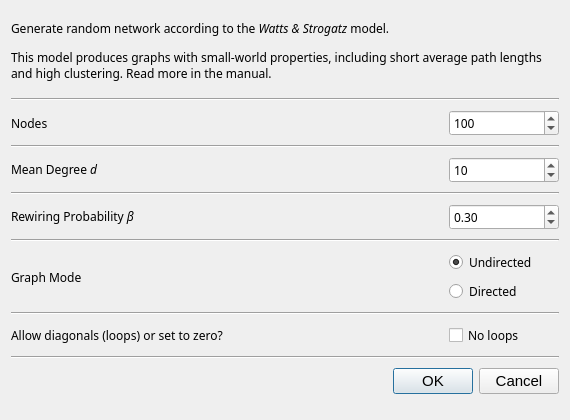
Above: src/forms/randsmallworlddialog.ui from socnetv/app before the change. Below: the same form after it.
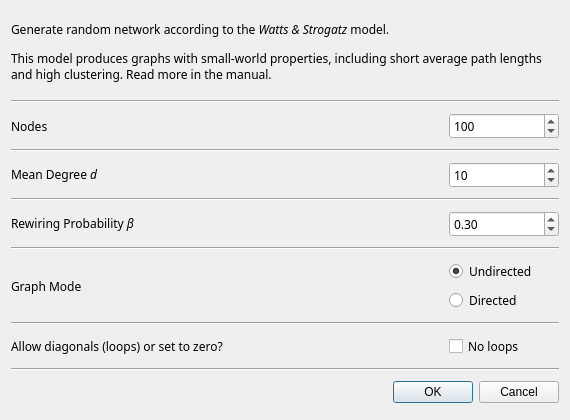
That is the form after the change.

Commit message: even more dialog font fixes 2

Diff of the .ui file:
```diff
--- a/src/forms/randsmallworlddialog.ui
+++ b/src/forms/randsmallworlddialog.ui
@@ -454,7 +454,7 @@
     <widget class="QDialogButtonBox" name="buttonBox">
      <property name="font">
       <font>
-       <pointsize>11</pointsize>
+       <pointsize>9</pointsize>
       </font>
      </property>
      <property name="orientation">
```
The commit also changes 2 other files.
